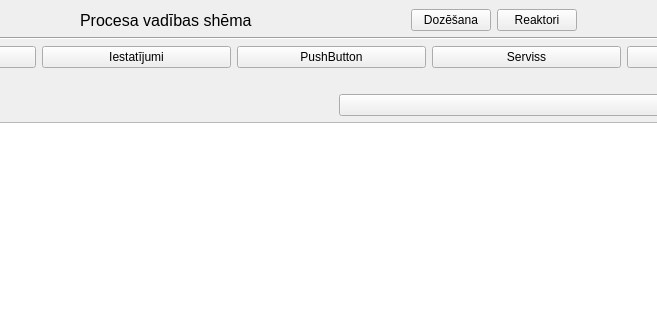
Above: mainwindow.ui from kasarkonic/Sauka1 before the change; both pictures show x 162 to 819 and y 0 to 320 of the 987 by 738 pixel window. Below: the same form after it.
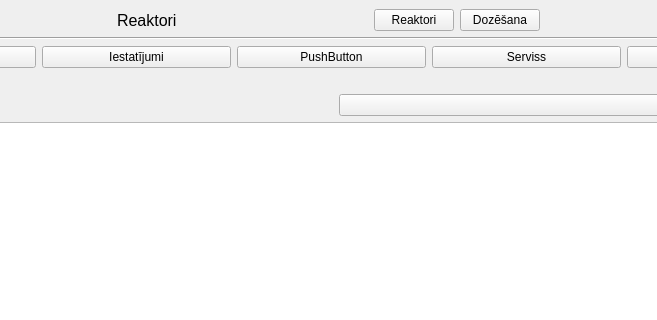
That is the form after the change.

Diff of the .ui file:
```diff
--- a/mainwindow.ui
+++ b/mainwindow.ui
@@ -45,7 +45,7 @@
          </font>
         </property>
         <property name="text">
-         <string>Procesa vadības shēma</string>
+         <string>Reaktori</string>
         </property>
        </widget>
       </item>
@@ -65,14 +65,14 @@
       <item>
        <widget class="QPushButton" name="pushButton_Mix">
         <property name="text">
-         <string>Dozēšana</string>
+         <string>Reaktori</string>
         </property>
        </widget>
       </item>
       <item>
        <widget class="QPushButton" name="pushButton_Dyno">
         <property name="text">
-         <string>Reaktori</string>
+         <string>Dozēšana</string>
         </property>
        </widget>
       </item>
```
